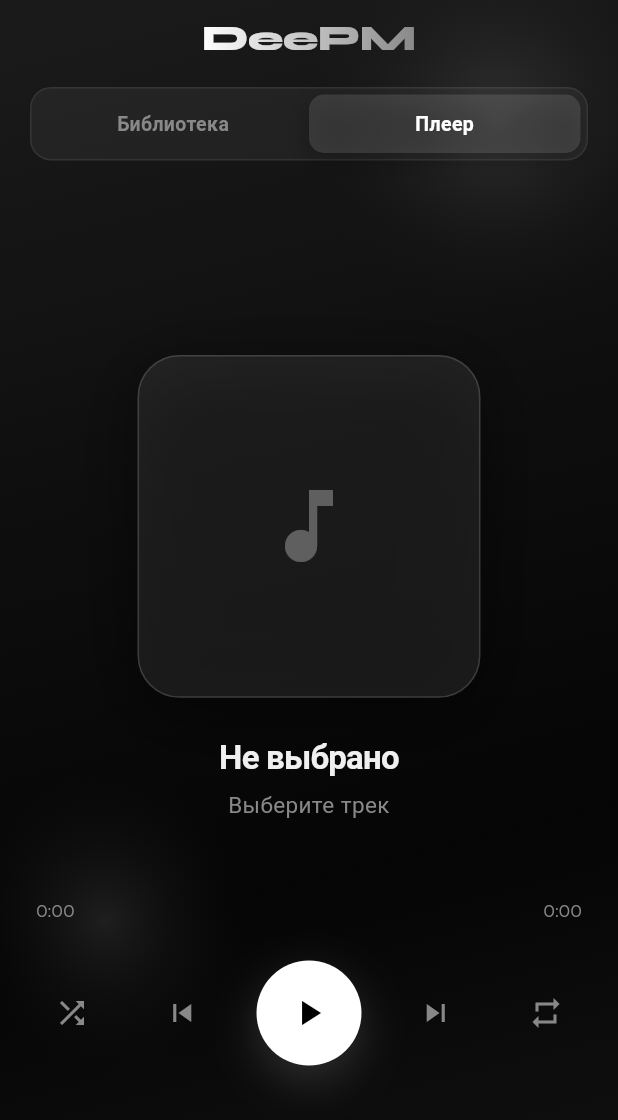
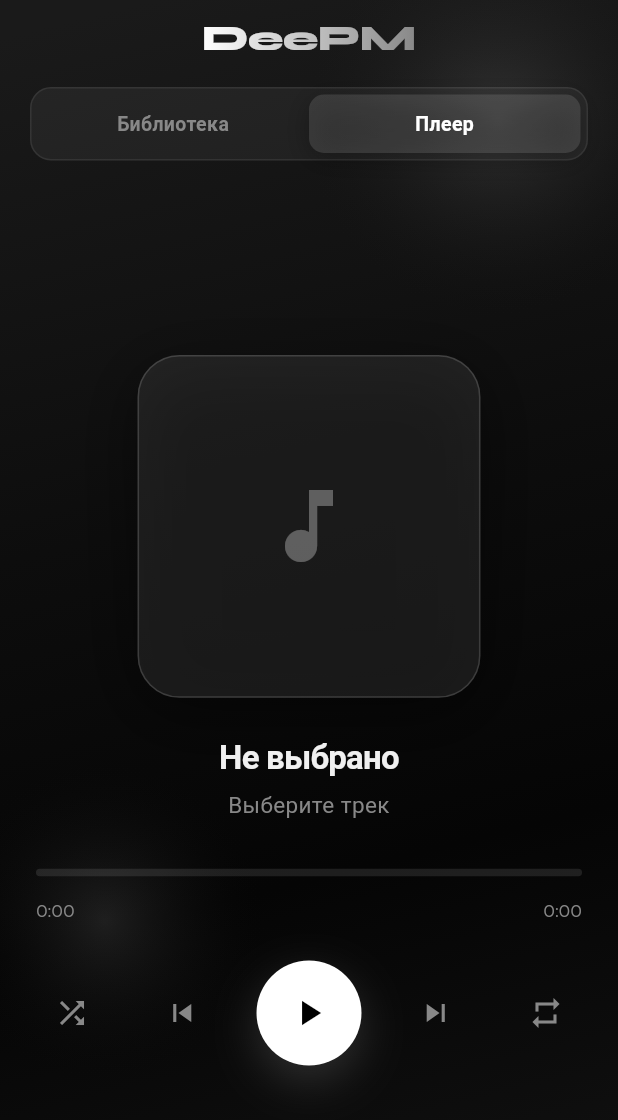
Before and after one commit to 14Febrt/DeePM, a Flutter app: the screen it shows after launch, after a tap on "Плеер", on a phone screen of 412 x 824 dp. Shown: the top 1120 px of the screen. Run offline on Flutter 3.47's test engine with Material 3 defaults, Android fonts, the phone set to English and light mode, and no system bars; our stand-ins replace audioplayers, google_fonts.

Commit message:
Fix: progress bar full width, background audio, app icon

```diff
--- a/lib/audio_manager.dart
+++ b/lib/audio_manager.dart
@@ -18,6 +18,7 @@ class AudioManager extends ChangeNotifier {
           : null;
 
   AudioManager() {
+    _player.setReleaseMode(ReleaseMode.stop);
     _player.onPositionChanged.listen((p) {
       position = p;
       notifyListeners();
--- a/lib/widgets/player_view.dart
+++ b/lib/widgets/player_view.dart
@@ -97,30 +97,35 @@ class PlayerView extends StatelessWidget {
   Widget _buildProgressBar(double progress) {
     return LayoutBuilder(
       builder: (context, constraints) {
+        final barWidth = constraints.maxWidth;
+        final fillWidth = barWidth * progress.clamp(0.0, 1.0);
         return GestureDetector(
           onTapUp: (details) {
-            final percent =
-                details.localPosition.dx / constraints.maxWidth;
-            audio.seekTo(percent.clamp(0.0, 1.0));
+            audio.seekTo(
+                (details.localPosition.dx / barWidth).clamp(0.0, 1.0));
           },
           onHorizontalDragUpdate: (details) {
-            final percent =
-                details.localPosition.dx / constraints.maxWidth;
-            audio.seekTo(percent.clamp(0.0, 1.0));
+            audio.seekTo(
+                (details.localPosition.dx / barWidth).clamp(0.0, 1.0));
           },
           child: Container(
+            width: double.infinity,
             height: 20,
+            color: Colors.transparent,
             alignment: Alignment.center,
-            child: Container(
-              height: 5,
-              decoration: BoxDecoration(
-                color: Colors.white.withOpacity(0.1),
-                borderRadius: BorderRadius.circular(3),
-              ),
-              child: FractionallySizedBox(
-                alignment: Alignment.centerLeft,
-                widthFactor: progress.clamp(0.0, 1.0),
-                child: Container(
+            child: Stack(
+              children: [
+                Container(
+                  width: double.infinity,
+                  height: 5,
+                  decoration: BoxDecoration(
+                    color: Colors.white.withOpacity(0.1),
+                    borderRadius: BorderRadius.circular(3),
+                  ),
+                ),
+                Container(
+                  width: fillWidth,
+                  height: 5,
                   decoration: BoxDecoration(
                     color: Colors.white,
                     borderRadius: BorderRadius.circular(3),
@@ -132,7 +137,7 @@ class PlayerView extends StatelessWidget {
                     ],
                   ),
                 ),
-              ),
+              ],
             ),
           ),
         );
```
Also changed, not shown: 2 other files.
